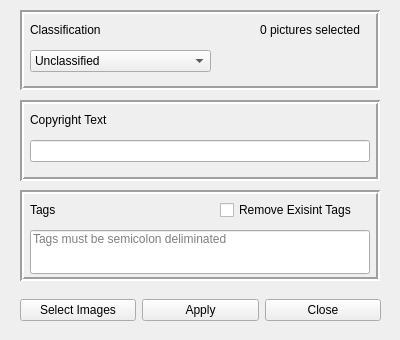
Qt form Modify_JPG_Metadata/Modify_JPG_Metadata.ui (myboycrais99/Miscellaneous) before a commit.
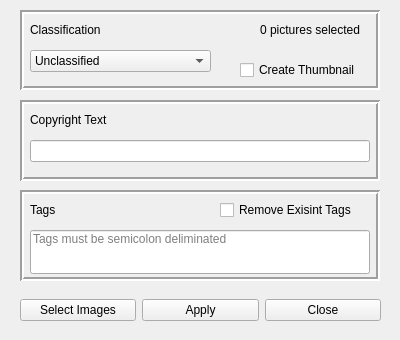
The same form after that commit. Icons and pictures are not drawn.

Patch:
```diff
--- a/Modify_JPG_Metadata/Modify_JPG_Metadata.ui
+++ b/Modify_JPG_Metadata/Modify_JPG_Metadata.ui
@@ -162,6 +162,19 @@
       <set>Qt::AlignRight|Qt::AlignTrailing|Qt::AlignVCenter</set>
      </property>
     </widget>
+    <widget class="QCheckBox" name="checkBoxThumbnail">
+     <property name="geometry">
+      <rect>
+       <x>220</x>
+       <y>50</y>
+       <width>131</width>
+       <height>20</height>
+      </rect>
+     </property>
+     <property name="text">
+      <string>Create Thumbnail</string>
+     </property>
+    </widget>
    </widget>
    <widget class="QFrame" name="frame_3">
     <property name="geometry">
```
